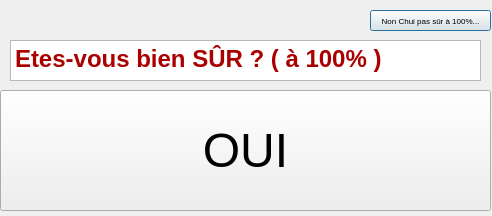
This is src/gui/dialog_yes_no.ui in rdanf1/Python3.9_env_Desktop_app as Qt 5 draws it before an edit. The edited form follows.
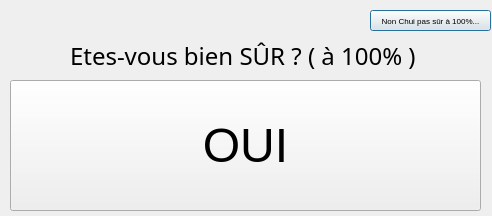
This is the edited form.

Commit message: pop-up button yes/no before payment or cancellation of a command : Step 1. = Ok ! (With QLabel - No colors) 1. designed ui and compiled to py class

Patch:
```diff
--- a/src/gui/dialog_yes_no.ui
+++ b/src/gui/dialog_yes_no.ui
@@ -46,10 +46,10 @@
   <widget class="QPushButton" name="yes_btn">
    <property name="geometry">
     <rect>
-     <x>0</x>
-     <y>90</y>
-     <width>491</width>
-     <height>121</height>
+     <x>10</x>
+     <y>80</y>
+     <width>471</width>
+     <height>131</height>
     </rect>
    </property>
    <property name="font">
@@ -64,21 +64,23 @@
     <string>OUI</string>
    </property>
   </widget>
-  <widget class="QTextEdit" name="textEdit">
+  <widget class="QLabel" name="content">
    <property name="geometry">
     <rect>
-     <x>10</x>
+     <x>70</x>
      <y>40</y>
-     <width>471</width>
-     <height>41</height>
+     <width>401</width>
+     <height>31</height>
     </rect>
    </property>
-   <property name="html">
-    <string>&lt;!DOCTYPE HTML PUBLIC &quot;-//W3C//DTD HTML 4.0//EN&quot; &quot;http://www.w3.org/TR/REC-html40/strict.dtd&quot;&gt;
-&lt;html&gt;&lt;head&gt;&lt;meta name=&quot;qrichtext&quot; content=&quot;1&quot; /&gt;&lt;meta charset=&quot;utf-8&quot; /&gt;&lt;style type=&quot;text/css&quot;&gt;
-p, li { white-space: pre-wrap; }
-&lt;/style&gt;&lt;/head&gt;&lt;body style=&quot; font-family:'Sans Serif'; font-size:9pt; font-weight:400; font-style:normal;&quot;&gt;
-&lt;p style=&quot; margin-top:0px; margin-bottom:0px; margin-left:0px; margin-right:0px; -qt-block-indent:0; text-indent:0px;&quot;&gt;&lt;span style=&quot; font-size:18pt; font-weight:700; color:#aa0000;&quot;&gt;Etes-vous bien SÛR ? ( à 100% )&lt;/span&gt;&lt;/p&gt;&lt;/body&gt;&lt;/html&gt;</string>
+   <property name="font">
+    <font>
+     <family>Jomolhari</family>
+     <pointsize>18</pointsize>
+    </font>
+   </property>
+   <property name="text">
+    <string>Etes-vous bien SÛR ? ( à 100% )</string>
    </property>
   </widget>
  </widget>
```
The commit also changes 1 other file.
